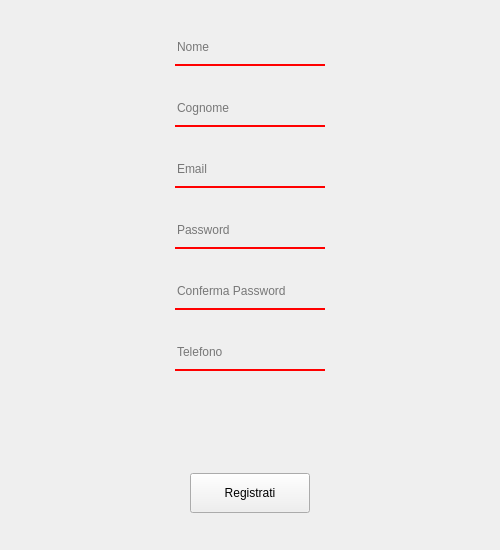
Old version of the form projectIS/home/view/vistaregisterutente.ui in the repository chritianchiappa/progetto_panificio.
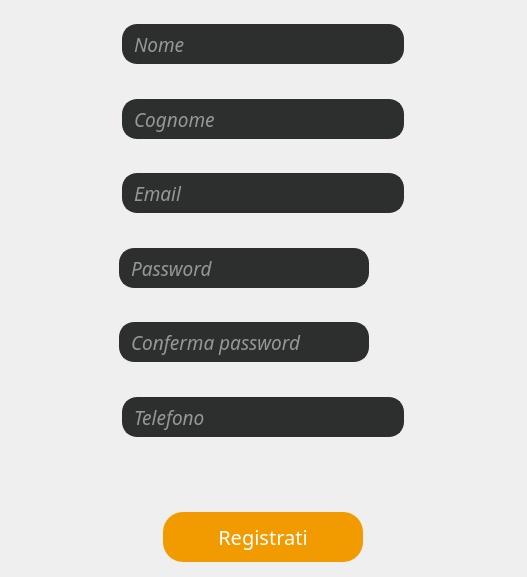
New version of the form. Icons and pictures are not drawn.

```diff
--- a/projectIS/home/view/vistaregisterutente.ui
+++ b/projectIS/home/view/vistaregisterutente.ui
@@ -1,15 +1,21 @@
 <?xml version="1.0" encoding="UTF-8"?>
 <ui version="4.0">
- <class>Frame</class>
- <widget class="QFrame" name="Frame">
+ <class>Form</class>
+ <widget class="QWidget" name="Form">
   <property name="geometry">
    <rect>
     <x>0</x>
     <y>0</y>
-    <width>500</width>
-    <height>550</height>
+    <width>527</width>
+    <height>577</height>
    </rect>
   </property>
+  <property name="sizePolicy">
+   <sizepolicy hsizetype="Expanding" vsizetype="Expanding">
+    <horstretch>0</horstretch>
+    <verstretch>0</verstretch>
+   </sizepolicy>
+  </property>
   <property name="minimumSize">
    <size>
     <width>500</width>
@@ -19,148 +25,642 @@
   <property name="windowTitle">
    <string>Frame</string>
   </property>
-  <layout class="QVBoxLayout" name="verticalLayout">
+  <property name="styleSheet">
+   <string notr="true">border:none</string>
+  </property>
+  <layout class="QHBoxLayout" name="horizontalLayout">
+   <property name="leftMargin">
+    <number>50</number>
+   </property>
+   <property name="topMargin">
+    <number>0</number>
+   </property>
+   <property name="rightMargin">
+    <number>50</number>
+   </property>
+   <property name="bottomMargin">
+    <number>0</number>
+   </property>
+   <item>
+    <widget class="QFrame" name="frame_5">
+     <property name="sizePolicy">
+      <sizepolicy hsizetype="Expanding" vsizetype="Expanding">
+       <horstretch>0</horstretch>
+       <verstretch>0</verstretch>
+      </sizepolicy>
+     </property>
+     <property name="minimumSize">
+      <size>
+       <width>300</width>
+       <height>100</height>
+      </size>
+     </property>
+     <property name="frameShape">
+      <enum>QFrame::StyledPanel</enum>
+     </property>
+     <property name="frameShadow">
+      <enum>QFrame::Raised</enum>
+     </property>
+     <layout class="QVBoxLayout" name="verticalLayout_2">
+      <property name="bottomMargin">
+       <number>15</number>
+      </property>
    <item alignment="Qt::AlignHCenter">
+       <widget class="QFrame" name="frame_13">
+        <property name="sizePolicy">
+         <sizepolicy hsizetype="Expanding" vsizetype="Expanding">
+          <horstretch>0</horstretch>
+          <verstretch>0</verstretch>
+         </sizepolicy>
+        </property>
+        <property name="minimumSize">
+         <size>
+          <width>300</width>
+          <height>70</height>
+         </size>
+        </property>
+        <property name="styleSheet">
+         <string notr="true">background:none</string>
+        </property>
+        <property name="frameShape">
+         <enum>QFrame::StyledPanel</enum>
+        </property>
+        <property name="frameShadow">
+         <enum>QFrame::Raised</enum>
+        </property>
+        <layout class="QHBoxLayout" name="horizontalLayout_9">
+         <item>
     <widget class="QLineEdit" name="textNome">
+           <property name="sizePolicy">
+            <sizepolicy hsizetype="Expanding" vsizetype="Fixed">
+             <horstretch>0</horstretch>
+             <verstretch>0</verstretch>
+            </sizepolicy>
+           </property>
      <property name="minimumSize">
       <size>
-       <width>150</width>
-       <height>30</height>
-      </size>
-     </property>
+             <width>250</width>
+             <height>40</height>
+            </size>
+           </property>
+           <property name="font">
+            <font>
+             <family>American Typewriter</family>
+             <pointsize>14</pointsize>
+             <italic>true</italic>
+            </font>
+           </property>
      <property name="styleSheet">
-      <string notr="true">background-color: rgba(0,0,0,0);
-border:none;
-border-bottom:2px solid red;
-padding-bottom:7px;</string>
+            <string notr="true">QLineEdit{
+color: #FFF;
+padding-left:8px;
+padding-right:8px;
+border:2px solid rgb(45, 46, 46);
+border-radius:15px;
+	background-color: rgb(45, 46, 46);
+}
+QLineEdit:hover{
+border:2px solid rgb(45, 46, 46);
+}
+QLineEdit:focus{
+border:2px solid rgb(242, 155, 0);
+}</string>
      </property>
      <property name="placeholderText">
       <string>Nome</string>
      </property>
+           <property name="clearButtonEnabled">
+            <bool>false</bool>
+           </property>
+          </widget>
+         </item>
+        </layout>
     </widget>
    </item>
    <item alignment="Qt::AlignHCenter">
+       <widget class="QFrame" name="frame_11">
+        <property name="sizePolicy">
+         <sizepolicy hsizetype="Expanding" vsizetype="Expanding">
+          <horstretch>0</horstretch>
+          <verstretch>0</verstretch>
+         </sizepolicy>
+        </property>
+        <property name="minimumSize">
+         <size>
+          <width>300</width>
+          <height>70</height>
+         </size>
+        </property>
+        <property name="styleSheet">
+         <string notr="true">background:none</string>
+        </property>
+        <property name="frameShape">
+         <enum>QFrame::StyledPanel</enum>
+        </property>
+        <property name="frameShadow">
+         <enum>QFrame::Raised</enum>
+        </property>
+        <layout class="QHBoxLayout" name="horizontalLayout_7">
+         <item>
     <widget class="QLineEdit" name="textCognome">
+           <property name="sizePolicy">
+            <sizepolicy hsizetype="Expanding" vsizetype="Fixed">
+             <horstretch>0</horstretch>
+             <verstretch>0</verstretch>
+            </sizepolicy>
+           </property>
      <property name="minimumSize">
       <size>
-       <width>150</width>
-       <height>30</height>
-      </size>
-     </property>
+             <width>250</width>
+             <height>40</height>
+            </size>
+           </property>
+           <property name="font">
+            <font>
+             <family>American Typewriter</family>
+             <pointsize>14</pointsize>
+             <italic>true</italic>
+            </font>
+           </property>
      <property name="styleSheet">
-      <string notr="true">background-color: rgba(0,0,0,0);
-border:none;
-border-bottom:2px solid red;
-padding-bottom:7px;</string>
+            <string notr="true">QLineEdit{
+color: #FFF;
+padding-left:8px;
+padding-right:8px;
+border:2px solid rgb(45, 46, 46);
+border-radius:15px;
+	background-color: rgb(45, 46, 46);
+}
+QLineEdit:hover{
+border:2px solid rgb(45, 46, 46);
+}
+QLineEdit:focus{
+border:2px solid rgb(242, 155, 0);
+}</string>
      </property>
      <property name="placeholderText">
       <string>Cognome</string>
      </property>
+           <property name="clearButtonEnabled">
+            <bool>false</bool>
+           </property>
+          </widget>
+         </item>
+        </layout>
     </widget>
    </item>
    <item alignment="Qt::AlignHCenter">
+       <widget class="QFrame" name="frame_4">
+        <property name="sizePolicy">
+         <sizepolicy hsizetype="Expanding" vsizetype="Expanding">
+          <horstretch>0</horstretch>
+          <verstretch>0</verstretch>
+         </sizepolicy>
+        </property>
+        <property name="minimumSize">
+         <size>
+          <width>300</width>
+          <height>70</height>
+         </size>
+        </property>
+        <property name="styleSheet">
+         <string notr="true">background:none</string>
+        </property>
+        <property name="frameShape">
+         <enum>QFrame::StyledPanel</enum>
+        </property>
+        <property name="frameShadow">
+         <enum>QFrame::Raised</enum>
+        </property>
+        <layout class="QHBoxLayout" name="horizontalLayout_3">
+         <item>
     <widget class="QLineEdit" name="textEmail">
+           <property name="sizePolicy">
+            <sizepolicy hsizetype="Expanding" vsizetype="Fixed">
+             <horstretch>0</horstretch>
+             <verstretch>0</verstretch>
+            </sizepolicy>
+           </property>
      <property name="minimumSize">
       <size>
-       <width>150</width>
-       <height>30</height>
-      </size>
-     </property>
+             <width>250</width>
+             <height>40</height>
+            </size>
+           </property>
+           <property name="font">
+            <font>
+             <family>American Typewriter</family>
+             <pointsize>14</pointsize>
+             <italic>true</italic>
+            </font>
+           </property>
      <property name="styleSheet">
-      <string notr="true">background-color: rgba(0,0,0,0);
-border:none;
-border-bottom:2px solid red;
-padding-bottom:7px;</string>
+            <string notr="true">QLineEdit{
+color: #FFF;
+padding-left:8px;
+padding-right:8px;
+border:2px solid rgb(45, 46, 46);
+border-radius:15px;
+	background-color: rgb(45, 46, 46);
+}
+QLineEdit:hover{
+border:2px solid rgb(45, 46, 46);
+}
+QLineEdit:focus{
+border:2px solid rgb(242, 155, 0);
+}</string>
      </property>
      <property name="placeholderText">
       <string>Email</string>
      </property>
-    </widget>
-   </item>
-   <item alignment="Qt::AlignHCenter">
+           <property name="clearButtonEnabled">
+            <bool>false</bool>
+           </property>
+          </widget>
+         </item>
+        </layout>
+       </widget>
+      </item>
+      <item alignment="Qt::AlignHCenter|Qt::AlignVCenter">
+       <widget class="QFrame" name="frame_3">
+        <property name="sizePolicy">
+         <sizepolicy hsizetype="Expanding" vsizetype="Expanding">
+          <horstretch>0</horstretch>
+          <verstretch>0</verstretch>
+         </sizepolicy>
+        </property>
+        <property name="minimumSize">
+         <size>
+          <width>300</width>
+          <height>70</height>
+         </size>
+        </property>
+        <property name="styleSheet">
+         <string notr="true">background:none;</string>
+        </property>
+        <property name="frameShape">
+         <enum>QFrame::StyledPanel</enum>
+        </property>
+        <property name="frameShadow">
+         <enum>QFrame::Raised</enum>
+        </property>
+        <layout class="QHBoxLayout" name="horizontalLayout_2">
+         <item>
     <widget class="QLineEdit" name="textPassword">
+           <property name="sizePolicy">
+            <sizepolicy hsizetype="Expanding" vsizetype="Fixed">
+             <horstretch>0</horstretch>
+             <verstretch>0</verstretch>
+            </sizepolicy>
+           </property>
      <property name="minimumSize">
       <size>
-       <width>150</width>
-       <height>30</height>
-      </size>
-     </property>
+             <width>250</width>
+             <height>40</height>
+            </size>
+           </property>
+           <property name="font">
+            <font>
+             <family>American Typewriter</family>
+             <pointsize>14</pointsize>
+             <italic>true</italic>
+             <bold>false</bold>
+             <underline>false</underline>
+            </font>
+           </property>
      <property name="styleSheet">
-      <string notr="true">background-color: rgba(0,0,0,0);
-border:none;
-border-bottom:2px solid red;
-padding-bottom:7px;</string>
+            <string notr="true">QLineEdit{
+color: #FFF;
+padding-left:8px;
+padding-right:8px;
+border:2px solid rgb(45, 46, 46);
+border-radius:15px;
+	background-color: rgb(45, 46, 46);
+}
+QLineEdit:hover{
+border:2px solid rgb(45, 46, 46);
+}
+QLineEdit:focus{
+border:2px solid rgb(255, 148, 8);
+}</string>
+           </property>
+           <property name="maxLength">
+            <number>100</number>
+           </property>
+           <property name="echoMode">
+            <enum>QLineEdit::Password</enum>
      </property>
      <property name="placeholderText">
       <string>Password</string>
      </property>
+           <property name="clearButtonEnabled">
+            <bool>false</bool>
+           </property>
+          </widget>
+         </item>
+         <item>
+          <widget class="QPushButton" name="sp_button">
+           <property name="cursor">
+            <cursorShape>PointingHandCursor</cursorShape>
+           </property>
+           <property name="text">
+            <string/>
+           </property>
+           <property name="icon">
+            <iconset resource="res.qrc">
+             <normaloff>:/icone/icone/hidepass.png</normaloff>
+             <normalon>:/icone/icone/showpass.png</normalon>:/icone/icone/hidepass.png</iconset>
+           </property>
+           <property name="iconSize">
+            <size>
+             <width>32</width>
+             <height>32</height>
+            </size>
+           </property>
+           <property name="checkable">
+            <bool>true</bool>
+           </property>
+           <property name="checked">
+            <bool>false</bool>
+           </property>
+           <property name="autoRepeat">
+            <bool>false</bool>
+           </property>
+          </widget>
+         </item>
+        </layout>
     </widget>
    </item>
    <item alignment="Qt::AlignHCenter">
+       <widget class="QFrame" name="frame_10">
+        <property name="sizePolicy">
+         <sizepolicy hsizetype="Expanding" vsizetype="Expanding">
+          <horstretch>0</horstretch>
+          <verstretch>0</verstretch>
+         </sizepolicy>
+        </property>
+        <property name="minimumSize">
+         <size>
+          <width>300</width>
+          <height>70</height>
+         </size>
+        </property>
+        <property name="styleSheet">
+         <string notr="true">background:none;</string>
+        </property>
+        <property name="frameShape">
+         <enum>QFrame::StyledPanel</enum>
+        </property>
+        <property name="frameShadow">
+         <enum>QFrame::Raised</enum>
+        </property>
+        <layout class="QHBoxLayout" name="horizontalLayout_6">
+         <item>
     <widget class="QLineEdit" name="textCPassword">
+           <property name="sizePolicy">
+            <sizepolicy hsizetype="Expanding" vsizetype="Fixed">
+             <horstretch>0</horstretch>
+             <verstretch>0</verstretch>
+            </sizepolicy>
+           </property>
      <property name="minimumSize">
       <size>
-       <width>150</width>
-       <height>30</height>
-      </size>
-     </property>
+             <width>250</width>
+             <height>40</height>
+            </size>
+           </property>
+           <property name="font">
+            <font>
+             <family>American Typewriter</family>
+             <pointsize>14</pointsize>
+             <italic>true</italic>
+             <bold>false</bold>
+             <underline>false</underline>
+            </font>
+           </property>
      <property name="styleSheet">
-      <string notr="true">background-color: rgba(0,0,0,0);
-border:none;
-border-bottom:2px solid red;
-padding-bottom:7px;</string>
+            <string notr="true">QLineEdit{
+color: #FFF;
+padding-left:8px;
+padding-right:8px;
+border:2px solid rgb(45, 46, 46);
+border-radius:15px;
+	background-color: rgb(45, 46, 46);
+}
+QLineEdit:hover{
+border:2px solid rgb(45, 46, 46);
+}
+QLineEdit:focus{
+border:2px solid rgb(255, 148, 8);
+}</string>
+           </property>
+           <property name="text">
+            <string/>
+           </property>
+           <property name="maxLength">
+            <number>100</number>
+           </property>
+           <property name="echoMode">
+            <enum>QLineEdit::Password</enum>
      </property>
      <property name="placeholderText">
-      <string>Conferma Password</string>
-     </property>
+            <string>Conferma password</string>
+           </property>
+           <property name="clearButtonEnabled">
+            <bool>false</bool>
+           </property>
+          </widget>
+         </item>
+         <item>
+          <widget class="QPushButton" name="scp_button">
+           <property name="cursor">
+            <cursorShape>PointingHandCursor</cursorShape>
+           </property>
+           <property name="text">
+            <string/>
+           </property>
+           <property name="icon">
+            <iconset resource="res.qrc">
+             <normaloff>:/icone/icone/hidepass.png</normaloff>
+             <normalon>:/icone/icone/showpass.png</normalon>:/icone/icone/hidepass.png</iconset>
+           </property>
+           <property name="iconSize">
+            <size>
+             <width>32</width>
+             <height>32</height>
+            </size>
+           </property>
+           <property name="checkable">
+            <bool>true</bool>
+           </property>
+           <property name="checked">
+            <bool>false</bool>
+           </property>
+           <property name="autoRepeat">
+            <bool>false</bool>
+           </property>
+          </widget>
+         </item>
+        </layout>
     </widget>
    </item>
    <item alignment="Qt::AlignHCenter">
+       <widget class="QFrame" name="frame_12">
+        <property name="sizePolicy">
+         <sizepolicy hsizetype="Expanding" vsizetype="Expanding">
+          <horstretch>0</horstretch>
+          <verstretch>0</verstretch>
+         </sizepolicy>
+        </property>
+        <property name="minimumSize">
+         <size>
+          <width>300</width>
+          <height>70</height>
+         </size>
+        </property>
+        <property name="styleSheet">
+         <string notr="true">background:none</string>
+        </property>
+        <property name="frameShape">
+         <enum>QFrame::StyledPanel</enum>
+        </property>
+        <property name="frameShadow">
+         <enum>QFrame::Raised</enum>
+        </property>
+        <layout class="QHBoxLayout" name="horizontalLayout_8">
+         <item>
     <widget class="QLineEdit" name="textTelefono">
+           <property name="sizePolicy">
+            <sizepolicy hsizetype="Expanding" vsizetype="Fixed">
+             <horstretch>0</horstretch>
+             <verstretch>0</verstretch>
+            </sizepolicy>
+           </property>
      <property name="minimumSize">
       <size>
-       <width>150</width>
-       <height>30</height>
-      </size>
-     </property>
+             <width>250</width>
+             <height>40</height>
+            </size>
+           </property>
+           <property name="font">
+            <font>
+             <family>American Typewriter</family>
+             <pointsize>14</pointsize>
+             <italic>true</italic>
+            </font>
+           </property>
      <property name="styleSheet">
-      <string notr="true">background-color: rgba(0,0,0,0);
-border:none;
-border-bottom:2px solid red;
-padding-bottom:7px;</string>
+            <string notr="true">QLineEdit{
+color: #FFF;
+padding-left:8px;
+padding-right:8px;
+border:2px solid rgb(45, 46, 46);
+border-radius:15px;
+	background-color: rgb(45, 46, 46);
+}
+QLineEdit:hover{
+border:2px solid rgb(45, 46, 46);
+}
+QLineEdit:focus{
+border:2px solid rgb(242, 155, 0);
+}</string>
      </property>
      <property name="placeholderText">
       <string>Telefono</string>
      </property>
+           <property name="clearButtonEnabled">
+            <bool>false</bool>
+           </property>
+          </widget>
+         </item>
+        </layout>
     </widget>
    </item>
    <item alignment="Qt::AlignHCenter">
     <widget class="QLabel" name="error">
+        <property name="sizePolicy">
+         <sizepolicy hsizetype="Fixed" vsizetype="Fixed">
+          <horstretch>0</horstretch>
+          <verstretch>0</verstretch>
+         </sizepolicy>
+        </property>
      <property name="minimumSize">
       <size>
-       <width>150</width>
-       <height>40</height>
-      </size>
-     </property>
-     <property name="maximumSize">
-      <size>
-       <width>150</width>
-       <height>40</height>
-      </size>
+          <width>350</width>
+          <height>35</height>
+         </size>
+        </property>
+        <property name="styleSheet">
+         <string notr="true">font: 16pt &quot;American Typewriter&quot;;
+color:rgb(255, 37, 0);
+background:none;</string>
      </property>
      <property name="text">
       <string/>
      </property>
-    </widget>
-   </item>
-   <item alignment="Qt::AlignHCenter">
+        <property name="alignment">
+         <set>Qt::AlignCenter</set>
+        </property>
+       </widget>
+      </item>
+      <item>
+       <spacer name="verticalSpacer_4">
+        <property name="orientation">
+         <enum>Qt::Vertical</enum>
+        </property>
+        <property name="sizeType">
+         <enum>QSizePolicy::Fixed</enum>
+        </property>
+        <property name="sizeHint" stdset="0">
+         <size>
+          <width>20</width>
+          <height>15</height>
+         </size>
+        </property>
+       </spacer>
+      </item>
+      <item alignment="Qt::AlignHCenter|Qt::AlignVCenter">
     <widget class="QPushButton" name="reg_cliente_button">
      <property name="minimumSize">
       <size>
-       <width>120</width>
-       <height>40</height>
-      </size>
-     </property>
+          <width>200</width>
+          <height>50</height>
+         </size>
+        </property>
+        <property name="font">
+         <font>
+          <family>American Typewriter</family>
+          <pointsize>15</pointsize>
+          <bold>false</bold>
+         </font>
+        </property>
+        <property name="cursor">
+         <cursorShape>PointingHandCursor</cursorShape>
+        </property>
+        <property name="styleSheet">
+         <string notr="true">QPushButton{
+   
+	background-color: rgb(242, 155, 0);
+     border:none;
+     color:rgb(255,255,255); 
+     border-radius:20px;
+   
+}
+QPushButton:hover {
+	
+	background-color: rgba(242, 155, 20,150);
+     border-left: 2px solid rgb(173, 107,0);
+     border-right: 2px solid rgb(173, 107,0);
+     border-bottom: 3px solid rgb(173, 107,0);
+}
+QPushButton:pressed {
+	
+	background-color: rgba(255, 224, 0,75);
+     border-left: 2px solid rgb(173, 107,0);
+     border-right: 2px solid rgb(173, 107,0); 
+     border-bottom: none;
+}</string>
+        </property>
      <property name="text">
       <string>Registrati</string>
      </property>
@@ -168,6 +668,11 @@
    </item>
   </layout>
  </widget>
- <resources/>
+   </item>
+  </layout>
+ </widget>
+ <resources>
+  <include location="res.qrc"/>
+ </resources>
  <connections/>
 </ui>
```
Left out of the diff: 2 changed lines with no effect on the pictures. Lines whose indentation alone changed are shown as unchanged.
